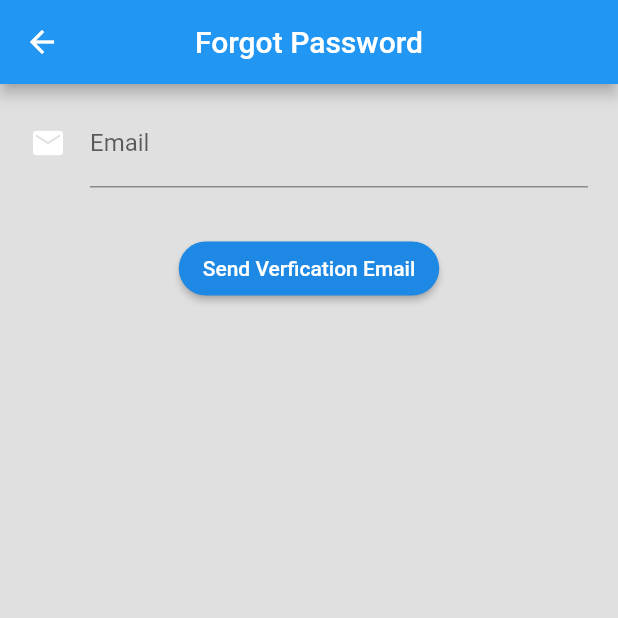
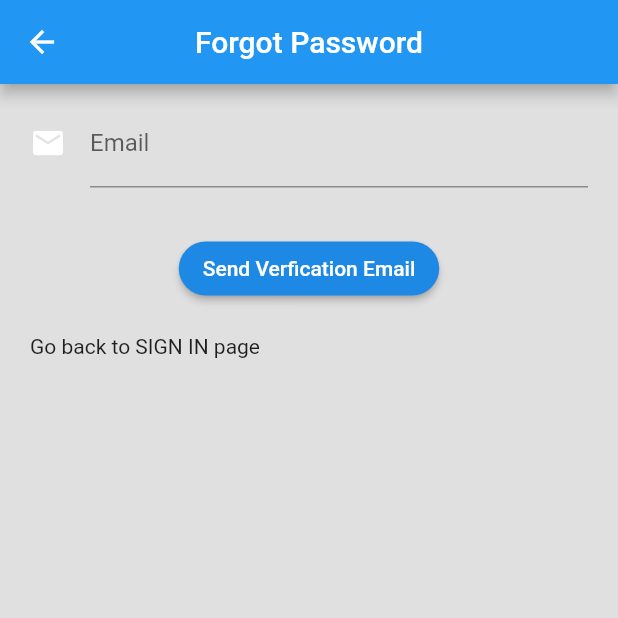
Before and after one commit to nisaldesilva7/Servicio-MobileApp, a Flutter app: the ForgotPassword screen opened by its route, after a tap on "Send Verfication Email", on a phone screen of 412 x 824 dp, the top half of it. Run offline on Flutter 3.47's test engine with Material 2 defaults, Android fonts, the phone set to English and light mode, and no system bars; our stand-ins replace cloud_firestore, firebase_auth, flutter_spinkit, simple_animations; accounts and stored records are empty; network calls fail.

Commit message:
forgot password

```diff
--- a/lib/screens/authenticate/forgot_password.dart
+++ b/lib/screens/authenticate/forgot_password.dart
@@ -1,7 +1,8 @@
 import 'package:flutter/material.dart';
+import 'package:servicio/services/auth.dart';
+
 
 class ForgotPassword extends StatefulWidget {
-
 
   @override
   _ForgotPasswordState createState() => _ForgotPasswordState();
@@ -9,7 +10,9 @@ class ForgotPassword extends StatefulWidget {
 
 class _ForgotPasswordState extends State<ForgotPassword> {
 
+  final AuthServices _auth = AuthServices();
   String _email = '';
+
   final _formKey = GlobalKey<FormState>();
 
   @override
@@ -28,6 +31,7 @@ class _ForgotPasswordState extends State<ForgotPassword> {
         padding: EdgeInsets.symmetric(vertical: 10.0, horizontal: 20.0),
         child: Column(
           children: <Widget>[
+
             Form(
                 key: _formKey,
                 child: _buildEmail(),
@@ -41,18 +45,17 @@ class _ForgotPasswordState extends State<ForgotPassword> {
                 style: TextStyle(color: Colors.white),
               ),
               onPressed: () async {
-//                  if (_formKey.currentState.validate()) {
-//                    setState(() => loading = true);
-//                    dynamic result = await _auth.registerWithEmail(_email, _password, _name, _phoneNumber);
-//                    if (result == null){
-//                      setState(() {
-//                        error = 'Enter Valid Email';
-//                        loading = false;
-//                      });
-//                    }
-//                  }
+                await _auth.forgotPassword(_email);
               },
+
             ),
+            SizedBox(height: 20.0,),
+            Row(
+              children: <Widget>[
+                Text('Go back to SIGN IN page'),
+
+              ],
+            )
 
 
           ],
--- a/lib/screens/authenticate/sign_in.dart
+++ b/lib/screens/authenticate/sign_in.dart
@@ -118,11 +118,7 @@ class _SignInState extends State<SignIn> {
                       onPressed: () {
                         Navigator.pushNamed(context, "/forgotPassword");
                       },
-                      child: Text("Forget Password",
-                        style: TextStyle(
-                          color: Colors.white,
-                        ),
-                      ),
+                      child: Text("Forgot Password", style: TextStyle(color: Colors.white,),),
                     ),
                   ),
                 ),
--- a/lib/screens/wrapper.dart
+++ b/lib/screens/wrapper.dart
@@ -5,6 +5,7 @@ import 'package:servicio/screens/home/home.dart';
 import 'package:servicio/models/user.dart';
 
 class Wrapper extends StatelessWidget {
+
   @override
   Widget build(BuildContext context) {
     final user = Provider.of<User>(context);
--- a/lib/services/auth.dart
+++ b/lib/services/auth.dart
@@ -38,6 +38,11 @@ class AuthServices {
     try {
       AuthResult result = await _auth.signInWithEmailAndPassword(email: email, password: password);
       FirebaseUser user = result.user;
+      if(user.isEmailVerified == true){
+        print('Email verified');
+      }else{
+        print('email not verfied');
+      }
       return _userFromFirebaseUser(user);
     }catch(e){
       error = e.message;
@@ -56,6 +61,7 @@ class AuthServices {
       AuthResult result = await _auth.createUserWithEmailAndPassword(email: email, password: password);
       FirebaseUser user = result.user;
 
+      sendVerificationMail();
       //create a new doc for newly registered user
       await DatabaseService(uid: user.uid).updateUserData(name, email, phone);
       print('auth ok');
@@ -70,8 +76,40 @@ class AuthServices {
   }
 
 
-    //sign out
-    Future signOut() async {
+  //forgot password
+  Future forgotPassword(String email) async {
+    try {
+     await _auth.sendPasswordResetEmail(email: email);
+    } catch(e) {
+      error = e.message;
+      print(error);
+    }
+  }
+
+  //send verification mail
+  Future sendVerificationMail() async {
+    var user = await _auth.currentUser();
+    user.sendEmailVerification();
+  }
+
+  //check Verification
+  Future checkVerification() async {
+    var user = await _auth.currentUser();
+    if(user.isEmailVerified) {
+      return null;
+    }
+  }
+
+
+  //reset password
+  Future resetPasswordUser() async {
+      //TODO
+  }
+
+
+
+  //sign out
+  Future signOut() async {
       try {
         return await _auth.signOut();
       } catch (e) {
```
Also changed, not shown: 2 other files.
